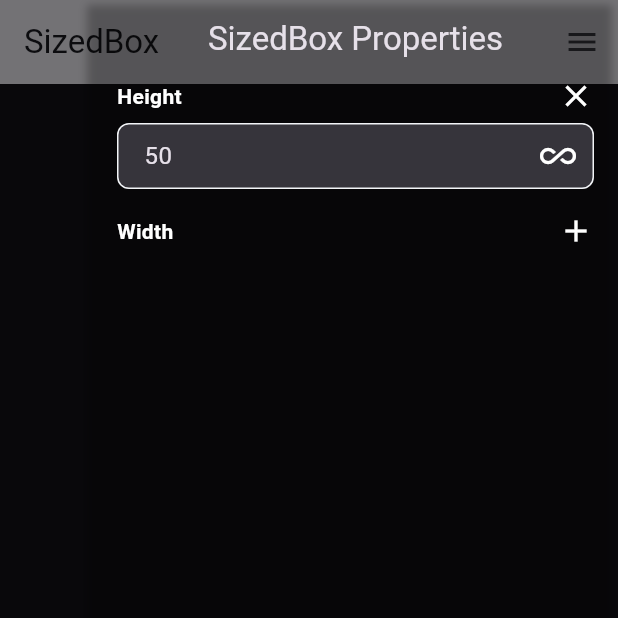
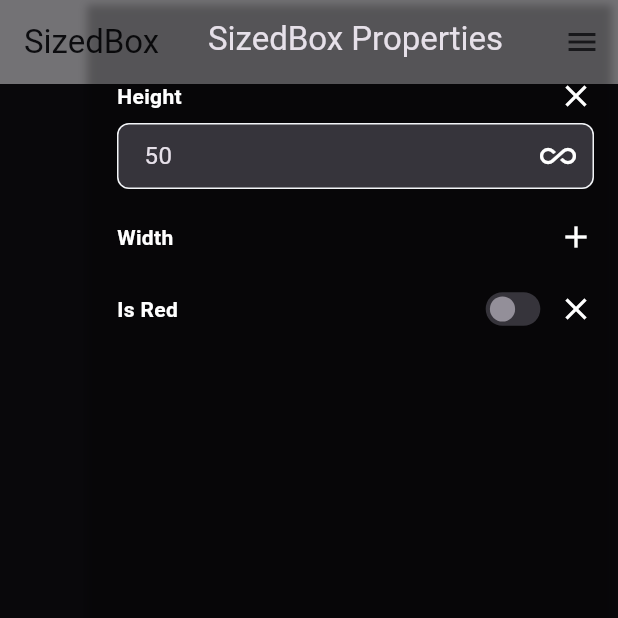
Before and after one commit to s4-ali/flutter_quest, a Flutter app: the screen it shows after launch, after a tap on the "menu" icon, after a tap on the "add" icon, on a phone screen of 412 x 824 dp, the top half of it. Run offline on Flutter 3.47's test engine with Material 2 defaults, Android fonts, the phone set to English and light mode, and no system bars; our stand-ins replace responsive_builder.

Commit message:
#2: Added improvements in title and boolean field UI

```diff
--- a/lib/catalog/widgets/sized_box.dart
+++ b/lib/catalog/widgets/sized_box.dart
@@ -1,4 +1,5 @@
 import 'package:flutter/material.dart';
+import 'package:flutter_quest/property_fields/boolean_field.dart';
 import 'package:flutter_quest/property_fields/number_field.dart';
 import 'package:flutter_quest/widgets/core/propery_builder.dart';
 
@@ -14,12 +15,15 @@ class SizedBoxPropertyExplorer extends StatelessWidget {
       builder: (provider) {
         final height = provider.heightField();
         final width = provider.widthField();
-
+        final isRed = provider.booleanField(
+          id: "isRed", title: "Is Red", initial: false,);
+        final color = isRed == null ? Colors.green : isRed ? Colors.red : Colors
+            .blue;
         return SizedBox(
           height: height,
           width: width,
-          child: const ColoredBox(
-            color: Colors.blue,
+          child: ColoredBox(
+            color: color,
           ),
         );
       },
--- a/lib/core/property_provider.dart
+++ b/lib/core/property_provider.dart
@@ -26,6 +26,11 @@ class PropertyProvider {
     }
     return values[id];
   }
+
+  void setInitialValue(String id, value) {
+    if (values.keys.contains(id)) return;
+    values[id] = value;
+  }
 }
 
 class PropertyParams<T> {
@@ -48,22 +53,29 @@ abstract class PropertyField<T extends PropertyParams, U> {
   final PropertyProvider _provider;
   final T params;
 
+  bool get inline => false;
+
   PropertyField(this._provider, this.params);
 
   Widget build(T params, Function(U?) onChanged, U? value);
 
   U? call() {
+    _provider.setInitialValue(params.id, params.value);
+
     if (_provider.widgets.alreadyExists(params.id)) {
-      return _provider.getValueOf(params.id, params.value);
+      return _provider.getValueOf(
+          params.id, params.isOptional ? null : params.value);
     }
 
     PropertyHolder buildPropertyField(Function(U?) onChanged) {
-      final value = _provider.getValueOf(params.id, params.value);
+      final value = _provider.getValueOf(
+          params.id, params.isOptional ? null : params.value);
       return PropertyHolder<U>(
         id: params.id,
         widget: FieldTitle(
           params: params,
-          onChanged: (val) => onChanged(val as U),
+          onChanged: (val) => onChanged(val as U?),
+          inline: inline,
           child: value == null
               ? null
               : build(
@@ -76,6 +88,7 @@ abstract class PropertyField<T extends PropertyParams, U> {
     }
 
     void onValueUpdated(U? newValue) {
+      print("updating ${params.id} to $newValue");
       _provider.values[params.id] = newValue;
       _provider.widgets.update(buildPropertyField(onValueUpdated));
       _provider.notifyListeners();
--- a/lib/property_fields/boolean_field.dart
+++ b/lib/property_fields/boolean_field.dart
@@ -5,7 +5,7 @@ import 'package:flutter_quest/widgets/fields/boolean_field.dart';
 class BooleanPropertyParams extends PropertyParams<bool> {
   BooleanPropertyParams({
     required super.id,
-    required super.value,
+    super.value,
     required super.title,
     super.defaultValue = false,
     super.isOptional
@@ -16,13 +16,15 @@ class BooleanPropertyField extends PropertyField<BooleanPropertyParams, bool> {
   BooleanPropertyField(super.provider, super.params);
 
   @override
+  bool get inline => true;
+
+  @override
   Widget build(
       BooleanPropertyParams params,
       Function(bool?) onChanged,
       bool? value,
       ) {
     return BooleanField(
-      title: params.title,
       onChanged: onChanged,
       initial: value!,
     );
--- a/lib/widgets/field_title.dart
+++ b/lib/widgets/field_title.dart
@@ -7,12 +7,14 @@ class FieldTitle extends StatefulWidget {
   final PropertyParams params;
   final Widget? child;
   final void Function(dynamic) onChanged;
+  final bool inline;
 
   const FieldTitle({
     super.key,
     required this.params,
     this.child,
     required this.onChanged,
+    this.inline = false,
   });
 
   @override
@@ -24,23 +26,30 @@ class _FieldTitleState extends State<FieldTitle> {
 
   @override
   Widget build(BuildContext context) {
-    final optionalIconButton = widget.params.isOptional
-        ? IconButton(
+    final title = TitleText(widget.params.title);
+    final optionalIconButton = IconButton(
       padding: const EdgeInsets.all(0),
       onPressed: toggleField,
       icon: Icon(
         isEnabled ? Icons.close : Icons.add,
         size: 24,
       ),
-          )
-        : null;
-    return Column(
+    );
+    final fixedSizedOptionalIconButton = SizedBox(
+      height: 24,
+      width: 24,
+      child: widget.params.isOptional ? optionalIconButton : null,
+    );
+    if (widget.inline) {
+      return SizedBox(
+        height: 32,
+        child: Center(
+          child: Row(
             children: [
-        Row(
-          crossAxisAlignment: CrossAxisAlignment.center,
-          mainAxisAlignment: MainAxisAlignment.spaceBetween,
-          children: [
-            TitleText(widget.params.title),
+              title,
+              const Spacer(),
+              if (isEnabled) widget.child!,
+              if (widget.params.isOptional)
                 SizedBox(
                   height: 24,
                   width: 24,
@@ -48,6 +57,22 @@ class _FieldTitleState extends State<FieldTitle> {
                 )
             ],
           ),
+        ),
+      );
+    } else {
+      final titleRow = Row(
+        crossAxisAlignment: CrossAxisAlignment.center,
+        mainAxisAlignment: MainAxisAlignment.spaceBetween,
+        children: [
+          title,
+          fixedSizedOptionalIconButton,
+        ],
+      );
+      if(isEnabled) {
+        return Column(
+          mainAxisAlignment: MainAxisAlignment.center,
+          children: [
+            titleRow,
             if (isEnabled) ...[
               const SizedBox(
                 height: 6,
@@ -56,6 +81,13 @@ class _FieldTitleState extends State<FieldTitle> {
             ]
           ],
         );
+      } else {
+        return SizedBox(
+          height: 32,
+          child: Center(child: titleRow),
+        );
+      }
+    }
   }
 
   void toggleField() {
--- a/lib/widgets/fields/boolean_field.dart
+++ b/lib/widgets/fields/boolean_field.dart
@@ -1,35 +1,25 @@
 import 'package:flutter/material.dart';
 
 class BooleanField extends StatelessWidget {
-  final String title;
   final Function(bool) onChanged;
   final bool initial;
 
   const BooleanField({
     super.key,
-    required this.title,
     required this.onChanged,
     required this.initial,
   });
 
   @override
   Widget build(BuildContext context) {
-    return Row(
-      mainAxisAlignment: MainAxisAlignment.spaceBetween,
-      crossAxisAlignment: CrossAxisAlignment.start,
-      children: [
-        Text(title),
-        const SizedBox(
-          height: 6,
-        ),
-        SizedBox(
-          height: 20,
-          width: 36,
-          child: FittedBox(
-            fit: BoxFit.fill,
+    return Transform.scale(
+      scale: 0.7,
       child: Switch(
         trackOutlineColor: MaterialStateProperty.all(Colors.transparent),
-              thumbIcon: MaterialStateProperty.all(const Icon(Icons.circle_sharp, color: Colors.transparent,)),
+        thumbIcon: MaterialStateProperty.all(const Icon(
+          Icons.circle_sharp,
+          color: Colors.transparent,
+        )),
         activeColor: Colors.white,
         activeTrackColor: const Color(0xFF3772FF),
         inactiveTrackColor: const Color(0xFF36343b),
@@ -38,11 +28,7 @@ class BooleanField extends StatelessWidget {
         onChanged: (value) {
           onChanged(value);
         },
-
       ),
-          ),
-        ),
-      ],
     );
   }
 }
```
Lines whose indentation alone changed are shown as unchanged.
